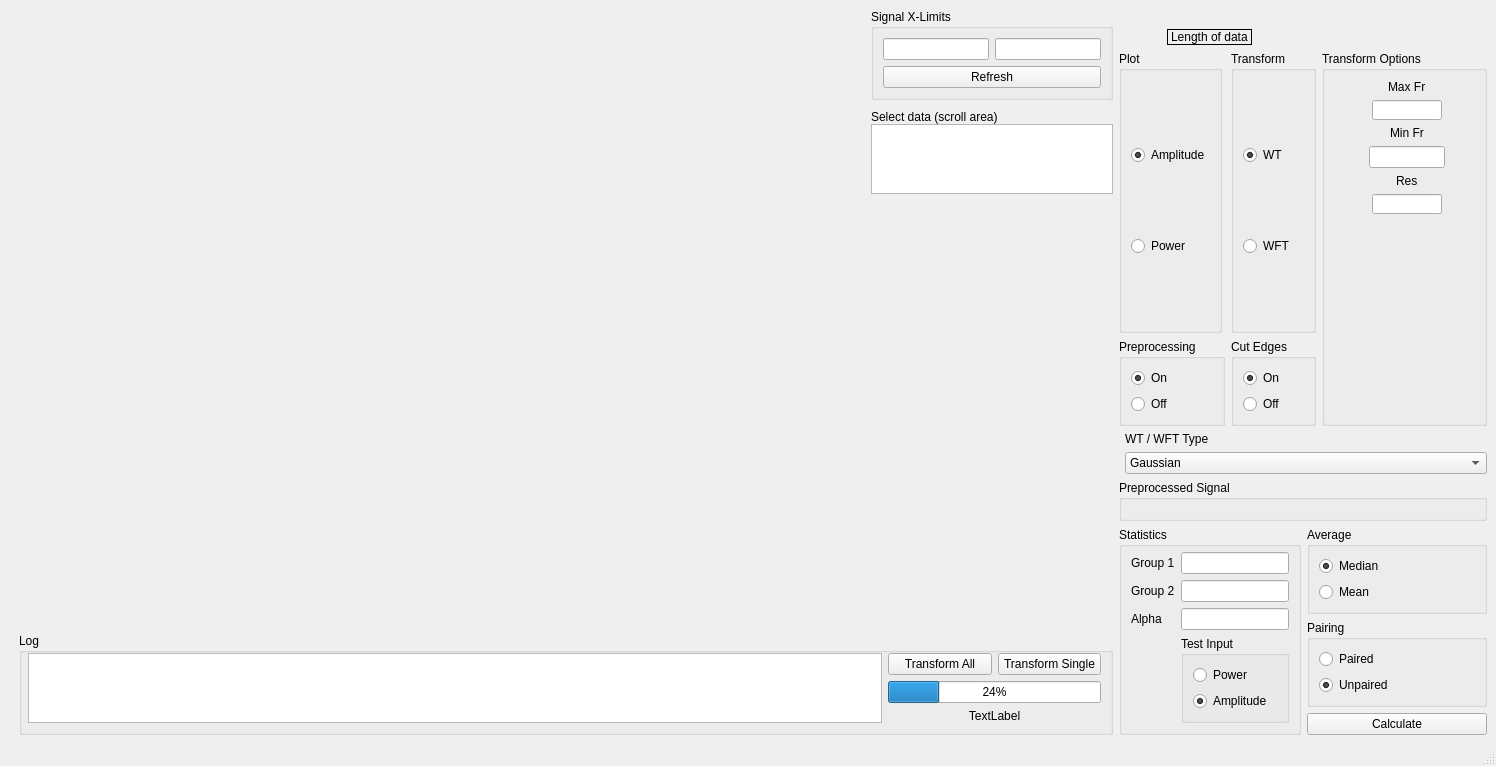
luphysics/PyMODA, file res/layout/window_time_freq.ui: the form before one commit.
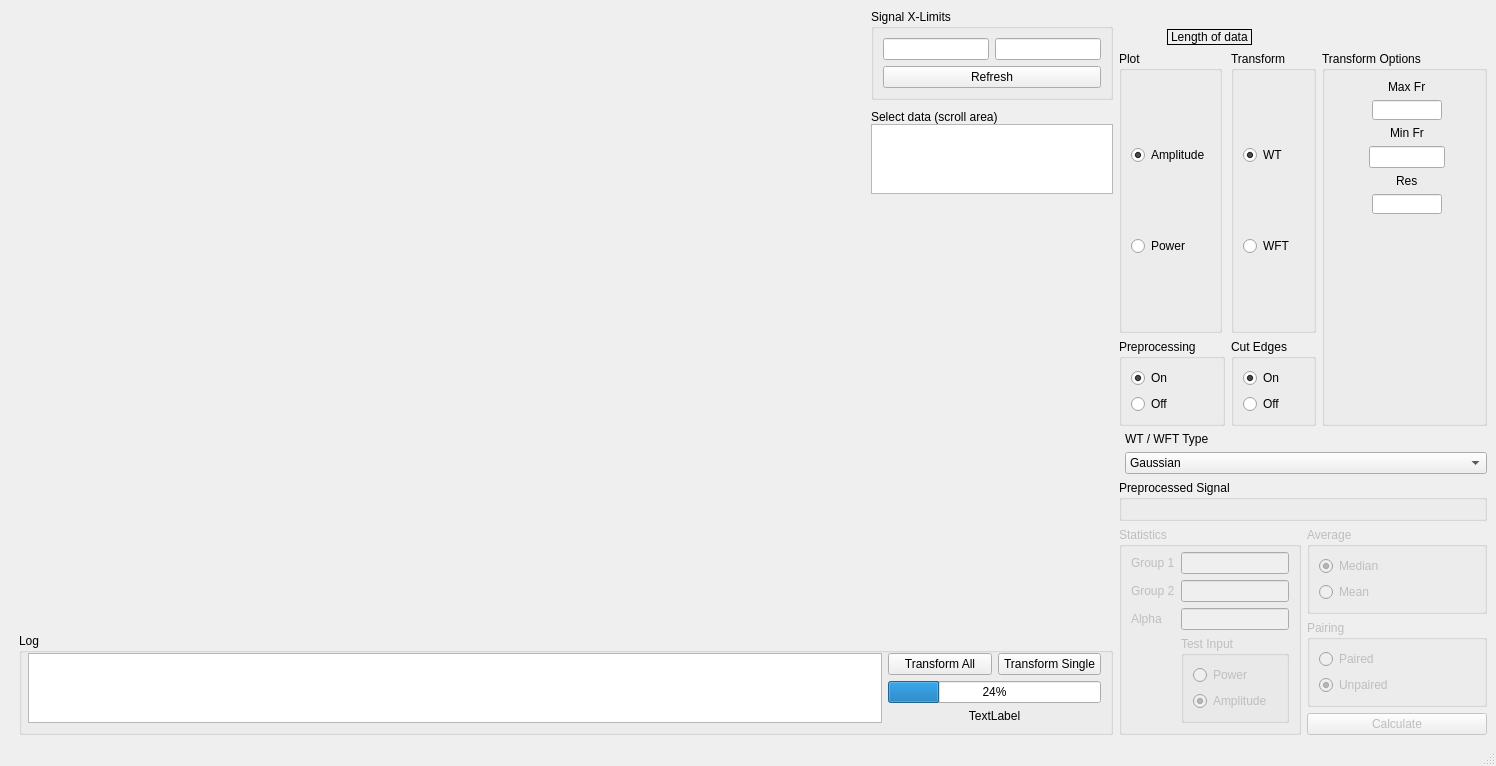
The form after the commit. Custom widgets are drawn as their Qt base class.

Commit message: Disable 'statistics' section in TFWindow, because it is not implemented yet

```diff
--- a/res/layout/window_time_freq.ui
+++ b/res/layout/window_time_freq.ui
@@ -210,6 +210,9 @@
            <layout class="QFormLayout" name="formLayout_6">
             <item row="1" column="0">
              <widget class="QGroupBox" name="groupBox">
+              <property name="enabled">
+               <bool>false</bool>
+              </property>
               <property name="title">
                <string>Statistics</string>
               </property>
@@ -280,6 +283,9 @@
              <layout class="QGridLayout" name="gridLayout_9">
               <item row="3" column="0">
                <widget class="QPushButton" name="btn_stats">
+                <property name="enabled">
+                 <bool>false</bool>
+                </property>
                 <property name="text">
                  <string>Calculate</string>
                 </property>
@@ -287,6 +293,9 @@
               </item>
               <item row="0" column="0">
                <widget class="QGroupBox" name="groupBox">
+                <property name="enabled">
+                 <bool>false</bool>
+                </property>
                 <property name="title">
                  <string>Average</string>
                 </property>
@@ -313,6 +322,9 @@
               </item>
               <item row="2" column="0">
                <widget class="QGroupBox" name="groupBox">
+                <property name="enabled">
+                 <bool>false</bool>
+                </property>
                 <property name="title">
                  <string>Pairing</string>
                 </property>
```
Left out of the diff: 2 changed lines with no effect on the pictures.
